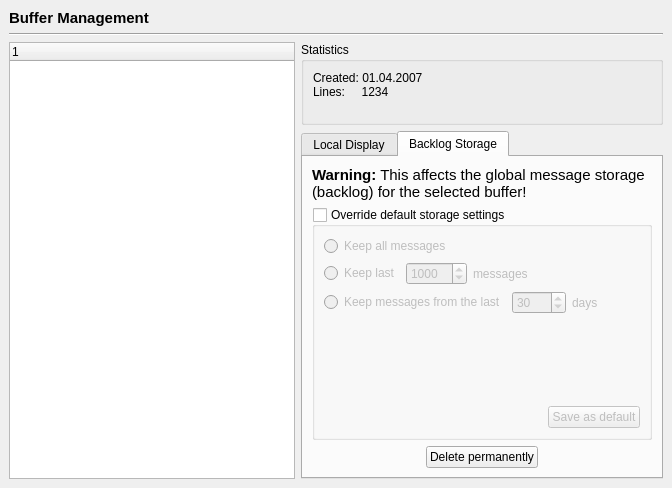
Before: the Qt Designer form src/qtui/ui/buffermgmtpage.ui in quassel/quassel, drawn with Qt 5.
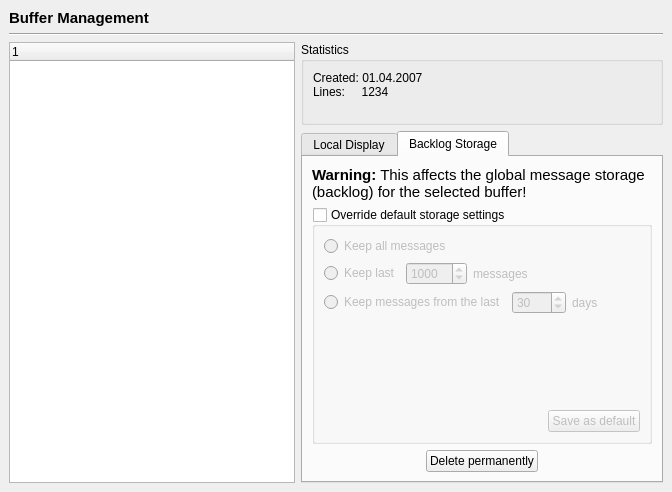
After: the same form once the commit is applied.

```diff
--- a/src/qtui/ui/buffermgmtpage.ui
+++ b/src/qtui/ui/buffermgmtpage.ui
@@ -6,7 +6,7 @@
     <x>0</x>
     <y>0</y>
     <width>672</width>
-    <height>488</height>
+    <height>492</height>
    </rect>
   </property>
   <property name="windowTitle" >
@@ -52,6 +52,11 @@
        <property name="rootIsDecorated" >
         <bool>false</bool>
        </property>
+       <column>
+        <property name="text" >
+         <string>1</string>
+        </property>
+       </column>
       </widget>
      </item>
      <item>
```
Left out of the diff: 267 changed lines with no effect on the pictures.
